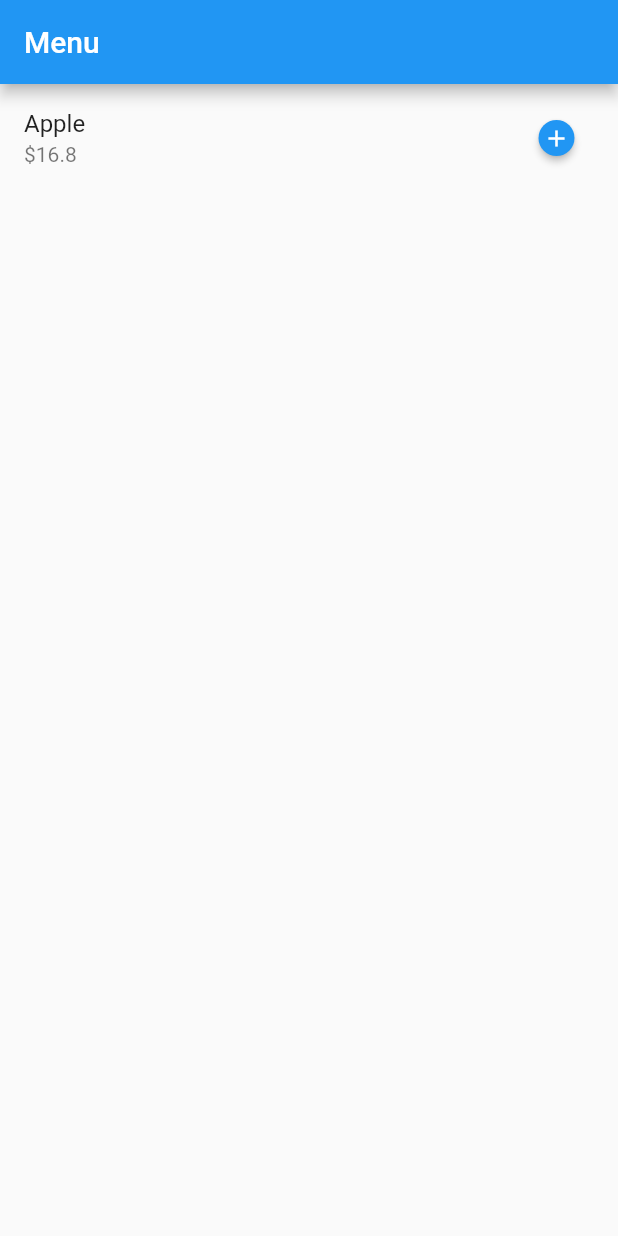
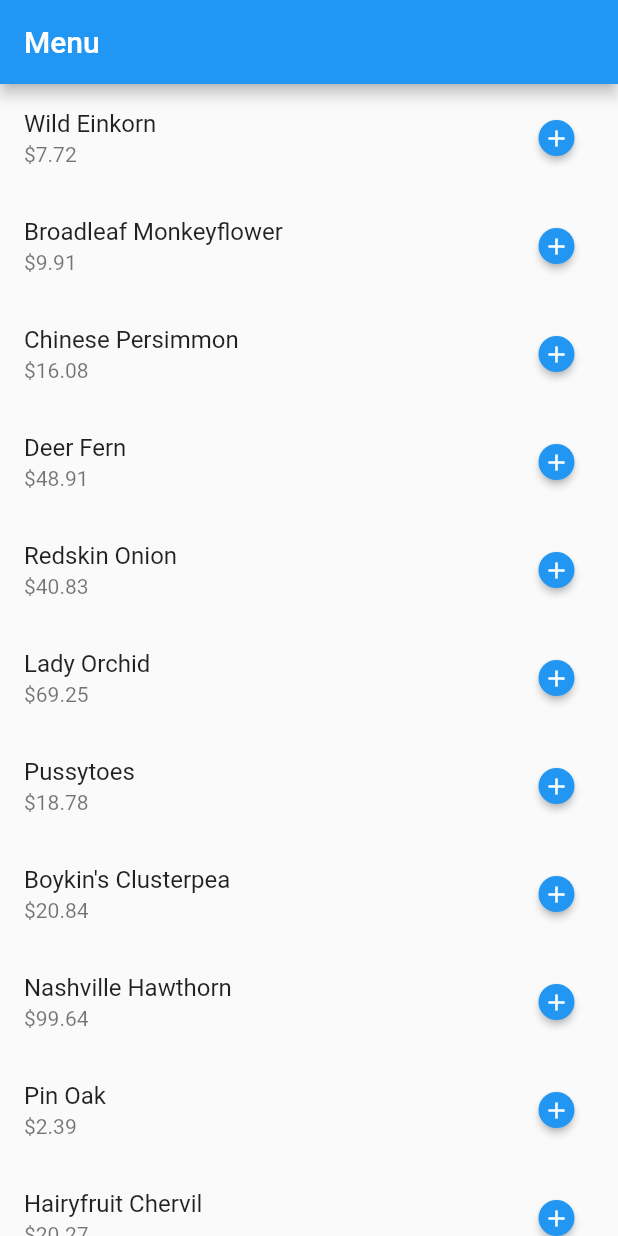
Before and after one commit to carlosxl/shopping_cart, a Flutter app: the screen it shows after launch, on a phone screen of 412 x 824 dp. Run offline on Flutter 3.47's test engine with Material 2 defaults, Android fonts, the phone set to English and light mode, and no system bars; our stand-ins replace built_collection, built_value, rxdart; generated files the repository leaves out were written again.

Commit message:
added menu bloc to handle menu items

```diff
--- a/assets/menu_items.json
+++ b/assets/menu_items.json
@@ -1,4 +1,4 @@
-[{"id":1,"label":"Wild Einkorn","description":"incubate vertical ROI","priceString":"$7.72"},
+{"menuItems": [{"id":1,"label":"Wild Einkorn","description":"incubate vertical ROI","priceString":"$7.72"},
 {"id":2,"label":"Broadleaf Monkeyflower","description":"morph efficient vortals","priceString":"$9.91"},
 {"id":3,"label":"Chinese Persimmon","description":"orchestrate mission-critical mindshare","priceString":"$16.08"},
 {"id":4,"label":"Deer Fern","description":"scale compelling deliverables","priceString":"$48.91"},
@@ -47,4 +47,4 @@
 {"id":47,"label":"Wright's Rosette Grass","description":"morph open-source metrics","priceString":"$61.19"},
 {"id":48,"label":"Oneseed Pussypaws","description":"streamline seamless bandwidth","priceString":"$66.29"},
 {"id":49,"label":"Greenflower Indian Mallow","description":"matrix synergistic schemas","priceString":"$80.73"},
-{"id":50,"label":"James' Buckwheat","description":"target viral deliverables","priceString":"$72.15"}]
+{"id":50,"label":"James' Buckwheat","description":"target viral deliverables","priceString":"$72.15"}]}
--- a/lib/main.dart
+++ b/lib/main.dart
@@ -1,38 +1,14 @@
-import 'dart:convert';
+import 'package:flutter/material.dart';
 
-import 'package:flutter/material.dart';
-import 'package:flutter/services.dart' show rootBundle;
-
-import 'package:shopping_cart/models/menu_item.dart';
-import 'package:shopping_cart/models/serializers.dart';
-
-Future<List<MenuItem>> loadAsset() async {
-  String raw = await rootBundle.loadString('assets/menu_items.json');
-  final parsedJson = json.decode(raw);
-  return parsedJson
-      .map(
-        (s) => serializers.deserializeWith(MenuItem.serializer, s),
-      )
-      .toList();
-}
+import 'package:shopping_cart/blocs/menu_bloc.dart';
+import 'package:shopping_cart/models/menu_items.dart';
 
 void main() => runApp(MyApp());
 
 class MyApp extends StatelessWidget {
-  // This widget is the root of your application.
   @override
   Widget build(BuildContext context) {
-    List<dynamic> myL;
-
-    rootBundle.loadString('assets/menu_items.json').then((raw) {
-      final parsed = json.decode(raw);
-      myL = parsed.map(
-        (obj) => serializers.deserializeWith(MenuItem.serializer, obj)
-      ).toList();
-      print(myL);
-    });
-
-    print(myL);
+    bloc.fetchMenuItems();
 
     return MaterialApp(
       title: 'Food Cart App',
@@ -43,11 +19,49 @@ class MyApp extends StatelessWidget {
         appBar: AppBar(
           title: Text('Menu'),
         ),
-        body: ListView(
-          children: <Widget>[
-            ListTile(
-              title: Text('Apple'),
-              subtitle: Text('\$16.8'),
+        body: StreamBuilder(
+          stream: bloc.menuItems,
+          builder: (BuildContext context, AsyncSnapshot<MenuItems> snapshot) {
+            return buildList(snapshot);
+          },
+        ),
+        // body: ListView(
+        //   children: <Widget>[
+        //     ListTile(
+        //       title: Text('Apple'),
+        //       subtitle: Text('\$16.8'),
+        //       trailing: ButtonTheme.fromButtonThemeData(
+        //         data: ButtonTheme.of(context).copyWith(
+        //           minWidth: 24.0,
+        //           height: 24.0,
+        //           buttonColor: Theme.of(context).accentColor,
+        //           textTheme: ButtonTextTheme.primary,
+        //         ),
+        //         child: RaisedButton(
+        //           child: Icon(Icons.add, size: 18),
+        //           shape: CircleBorder(),
+        //           onPressed: () {
+        //             return true;
+        //           },
+        //         ),
+        //       ),
+        //     ),
+        //   ],
+        // ),
+      ),
+    );
+  }
+}
+
+Widget buildList(AsyncSnapshot<MenuItems> snapshot) {
+  return ListView.builder(
+    itemCount: snapshot.data.menuItems.length,
+    itemBuilder: (BuildContext context, int index) {
+      MenuItem item = snapshot.data.menuItems[index];
+
+      return ListTile(
+        title: Text(item.label),
+        subtitle: Text(item.priceString),
         trailing: ButtonTheme.fromButtonThemeData(
           data: ButtonTheme.of(context).copyWith(
             minWidth: 24.0,
@@ -63,10 +77,7 @@ class MyApp extends StatelessWidget {
             },
           ),
         ),
-            ),
-          ],
-        ),
-      ),
+      );
+    },
   );
 }
-}
--- a/lib/models/menu_item.dart
+++ b/lib/models/menu_items.dart
@@ -1,7 +1,16 @@
+import 'package:built_collection/built_collection.dart';
 import 'package:built_value/built_value.dart';
 import 'package:built_value/serializer.dart';
 
-part 'menu_item.g.dart';
+part 'menu_items.g.dart';
+
+abstract class MenuItems implements Built<MenuItems, MenuItemsBuilder> {
+  BuiltList<MenuItem> get menuItems;
+
+  MenuItems._();
+  factory MenuItems([updates(MenuItemsBuilder b)]) = _$MenuItems;
+  static Serializer<MenuItems> get serializer => _$menuItemsSerializer;
+}
 
 abstract class MenuItem implements Built<MenuItem, MenuItemBuilder> {
   int get id;
--- a/lib/models/serializers.dart
+++ b/lib/models/serializers.dart
@@ -1,11 +1,13 @@
+import 'package:built_collection/built_collection.dart';
 import 'package:built_value/serializer.dart';
 import 'package:built_value/standard_json_plugin.dart';
 
-import 'menu_item.dart';
+import 'menu_items.dart';
 
 part 'serializers.g.dart';
 
 @SerializersFor(const [
+  MenuItems,
   MenuItem,
 ])
 final Serializers serializers =
--- a/pubspec.yaml
+++ b/pubspec.yaml
@@ -18,6 +18,7 @@ dependencies:
 
   built_collection: ^4.1.0
   built_value: ^6.2.0
+  rxdart: ^0.20.0
 
 
   # The following adds the Cupertino Icons font to your application.
```
Also changed, not shown: lib/blocs/menu_bloc.dart (added, +22 -0 lines), lib/resources/mock_data_provider.dart (added, +14 -0 lines), lib/resources/repository.dart (added, +8 -0 lines), lib/models/menu_items.g.dart, lib/models/serializers.g.dart. Lines whose indentation alone changed are shown as unchanged.
